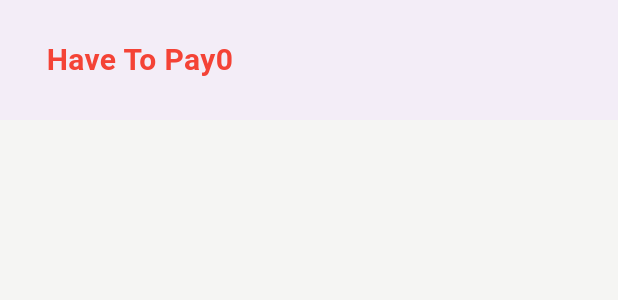
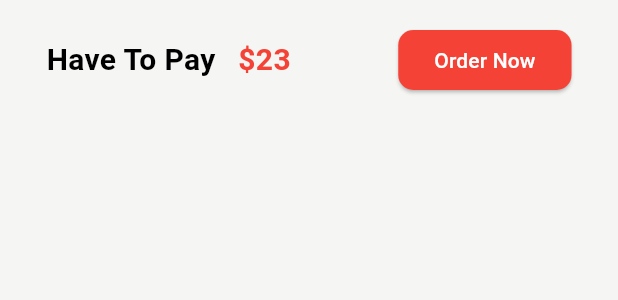
Before and after one commit to ImanAdithya/Flutter-Food-Order-App-UI, a Flutter app: the CartBottomNavBar widget shown alone on an empty page, opened directly, on a phone screen of 412 x 824 dp. Shown: the top 300 px of the screen. Run offline on Flutter 3.47's test engine with Material 3 defaults, Android fonts, the light colour scheme and no system bars; our stand-ins replace flutter_rating_bar.

Commit message:
content updated

```diff
--- a/lib/pages/CartPage.dart
+++ b/lib/pages/CartPage.dart
@@ -147,7 +147,7 @@
       ),
 
       drawer: DrawWidget(),
-      //bottomNavigationBar:CartBottomNavBar(),
+      bottomNavigationBar:CartBottomNavBar(),
     );
   }
 
--- a/lib/pages/HomePage.dart
+++ b/lib/pages/HomePage.dart
@@ -48,7 +48,7 @@
                       child: Padding(
                           padding:EdgeInsets.symmetric(horizontal: 35.0),
                           child: TextFormField(
-                            readOnly: true,
+                            //readOnly: true,
                             decoration: InputDecoration(
                               hintText: "What would you like to have?",
                               border: InputBorder.none
--- a/lib/widgets/CartBottomNavBar.dart
+++ b/lib/widgets/CartBottomNavBar.dart
@@ -7,17 +7,38 @@
   @override
   Widget build(BuildContext context) {
     return BottomAppBar(
+      color:Color(0xFFF5F5F3),
       child: Container(
+        //color: Colors.white,
         padding: EdgeInsets.symmetric(horizontal: 15),
-        height: 70,
+        height: 50,
         child: Row(
+          mainAxisAlignment: MainAxisAlignment.spaceBetween,
           children: [
             Row(
               children: [
-                Text("Have To Pay",style: TextStyle(fontSize: 20,fontWeight: FontWeight.bold,color: Colors.red),),
-                Text("0",style: TextStyle(fontSize: 20,fontWeight: FontWeight.bold,color: Colors.red),)
+                Text("Have To Pay",style: TextStyle(fontSize: 20,fontWeight: FontWeight.bold,color: Colors.black),),
+                SizedBox(width: 15,),
+                Text("\$23",style: TextStyle(fontSize: 20,fontWeight: FontWeight.bold,color: Colors.red),)
               ],
-            )
+            ),
+
+            ElevatedButton(
+              onPressed: () {},
+              style: ButtonStyle(
+                backgroundColor: MaterialStateProperty.all(Colors.red),
+                shape: MaterialStateProperty.all<RoundedRectangleBorder>(
+                  RoundedRectangleBorder(
+                    borderRadius: BorderRadius.circular(10.0), // Adjust the value as needed
+                  ),
+                ),
+              ),
+              child: const Text(
+                "Order Now",
+                style: TextStyle(color: Colors.white),
+              ),
+            ),
+
           ],
         ),
 
```
